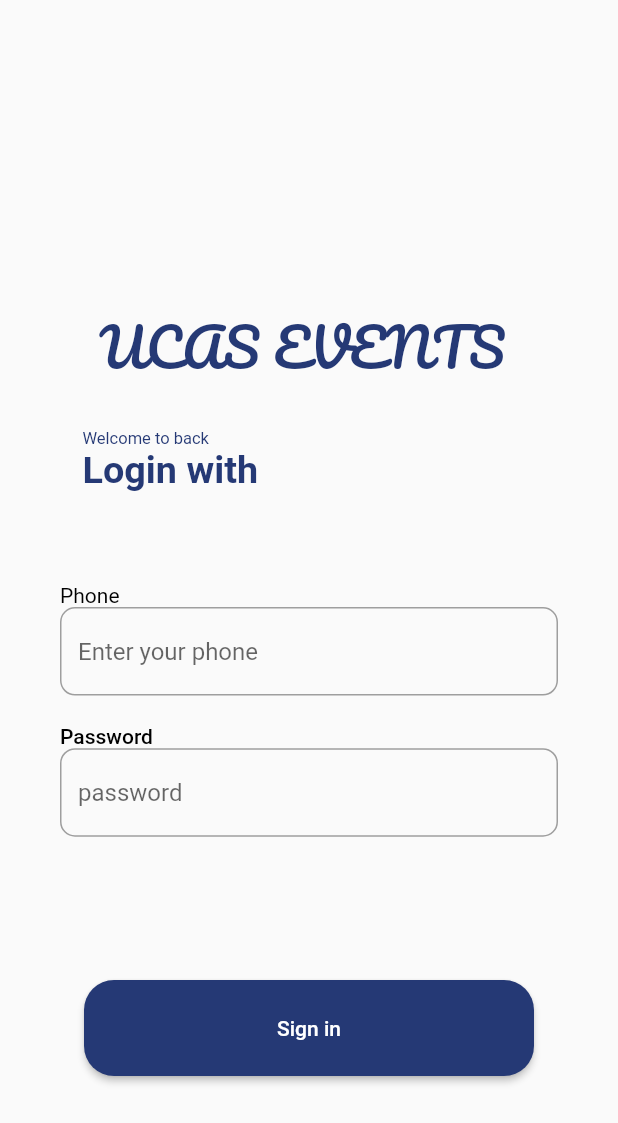
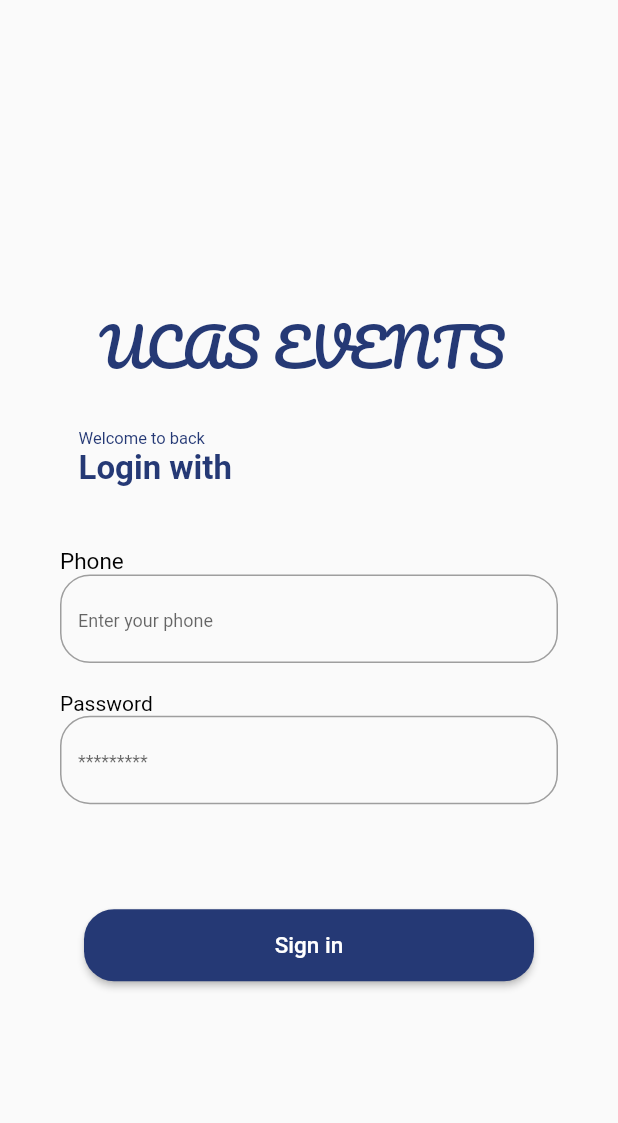
Before and after one commit to sahar-1998/Sahar-HackathonEventProject, a Flutter app: the screen it shows after launch, on a phone screen of 412 x 824 dp. Shown: the top 1123 px of the screen. Run offline on Flutter 3.47's test engine with Material 2 defaults, Android fonts, the phone set to English and light mode, and no system bars; our stand-ins replace cached_network_image, flutter_screenutil, hexcolor, shared_preferences; Roboto replaces fonts that are missing (Cairo).

Commit message:
first commit

```diff
--- a/lib/screens/auth/login_screen.dart
+++ b/lib/screens/auth/login_screen.dart
@@ -41,7 +41,9 @@ class _SigninState extends State<Signin> with ApiHelper {
           child: SingleChildScrollView(
             child: Column(
               children: [
-                SizedBox(height: 160,),
+                SizedBox(
+                  height: 160,
+                ),
                 Text(
                   'UCAS EVENTS ',
                   style: TextStyle(
@@ -49,9 +51,11 @@ class _SigninState extends State<Signin> with ApiHelper {
                       fontSize: 35,
                       color: Color(0xff253975)),
                 ),
-                SizedBox(height: 25,),
+                SizedBox(
+                  height: 25,
+                ),
                 Container(
-                  margin: EdgeInsets.only(right: 185),
+                  margin: EdgeInsets.only(right: 205),
                   child: Column(
                     crossAxisAlignment: CrossAxisAlignment.start,
                     children: [
@@ -65,7 +69,7 @@ class _SigninState extends State<Signin> with ApiHelper {
                       Text(
                         'Login with',
                         style: TextStyle(
-                            fontSize: 22.sp,
+                            fontSize: 22,
                             fontWeight: FontWeight.bold,
                             color: Color(0xff253975),
                             fontFamily: 'Roboto'),
@@ -74,7 +78,7 @@ class _SigninState extends State<Signin> with ApiHelper {
                   ),
                 ),
                 SizedBox(
-                  height: 50.h,
+                  height: 40,
                 ),
                 const Align(
                   alignment: Alignment.topLeft,
@@ -82,8 +86,11 @@ class _SigninState extends State<Signin> with ApiHelper {
                     'Phone',
                     style: TextStyle(
                       color: Colors.black,
+                      fontSize: 15,
+                      fontFamily: 'Roboto',
                     ),
-                    )),
+                  ),
+                ),
                 AppTextField(
                   hint: 'Enter your phone ',
                   controller: _phoneTextEditingController,
@@ -92,28 +99,35 @@ class _SigninState extends State<Signin> with ApiHelper {
                 SizedBox(
                   height: 16.h,
                 ),
-                Align(
+                const Align(
                   alignment: Alignment.topLeft,
-                    child: Text('Password',
+                  child: Text(
+                    'Password',
                     style: TextStyle(
-                            color: Colors.black, fontWeight: FontWeight.w500))),
+                      color: Colors.black,
+                    ),
+                  ),
+                ),
                 AppTextField(
-                  hint: 'password',
+                  hint: '*********',
                   controller: _passwordTextEditingController,
                   obscureText: true,
                 ),
                 SizedBox(
-                  height: 80.h,
+                  height: 70,
                 ),
-
                 ElevatedButton(
                   onPressed: () async => await performLogin(),
-                  child: Text('Sign in'),
+                  child: const Text(
+                    'Sign in',
+                    style: TextStyle(fontSize: 15, fontFamily: 'Roboto'),
+                  ),
                   style: ElevatedButton.styleFrom(
                     primary: Color(0xff253975),
                     shape: RoundedRectangleBorder(
-                        borderRadius: BorderRadius.circular(20)),
-                    minimumSize: const Size(300, 64),
+                      borderRadius: BorderRadius.circular(20),
+                    ),
+                    minimumSize: const Size(300, 48),
                   ),
                 )
               ],
--- a/lib/widgets/custom_text_feild.dart
+++ b/lib/widgets/custom_text_feild.dart
@@ -25,7 +25,7 @@ class AppTextField extends StatelessWidget {
       keyboardType: keyboardType,
       decoration: InputDecoration(
           hintText: hint,
-          hintStyle: TextStyle(fontFamily: 'Roboto'),
+          hintStyle: const TextStyle(fontFamily: 'Roboto', fontSize: 12),
          // prefixIcon: Icon(prefixIcon , color: Colors.black,),
           enabledBorder: border(),
           focusedBorder: border(borderColor: Colors.black)
@@ -39,7 +39,7 @@ class AppTextField extends StatelessWidget {
         color: borderColor,
         width: 1,
       ),
-      borderRadius: BorderRadius.circular(10),
+      borderRadius: BorderRadius.circular(20),
     );
   }
 }
--- a/pubspec.yaml
+++ b/pubspec.yaml
@@ -87,9 +87,9 @@ flutter:
         - asset: fonts/Pacifico-Regular.ttf
   #       - asset: fonts/Schyler-Italic.ttf
   #         style: italic
-  #   - family: Trajan Pro
-  #     fonts:
-  #       - asset: fonts/TrajanPro.ttf
+    - family: Cairo
+      fonts:
+        - asset: fonts/Cairo.ttf
   #       - asset: fonts/TrajanPro_Bold.ttf
   #         weight: 700
   #
```
Also changed, not shown: fonts/Cairo-Bold.ttf (added), fonts/Cairo-Regular.ttf (added), fonts/Roboto-Bold.ttf (added), fonts/Roboto-Regular.ttf (added). Lines whose indentation alone changed are shown as unchanged.
